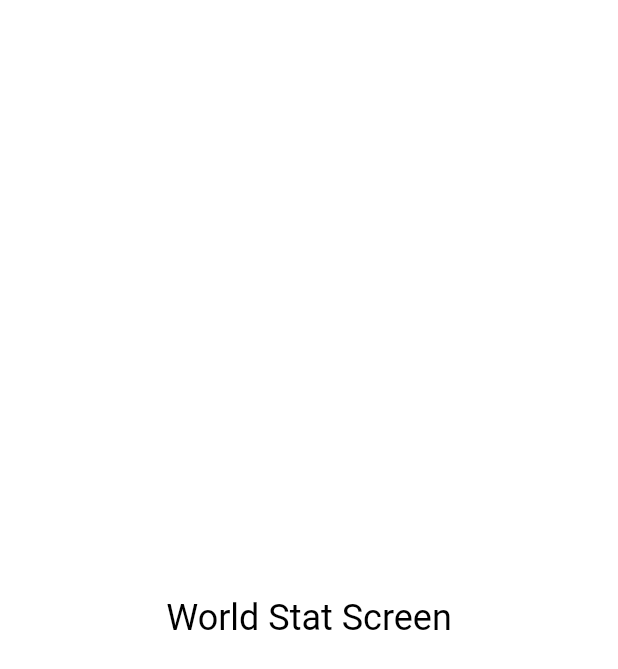
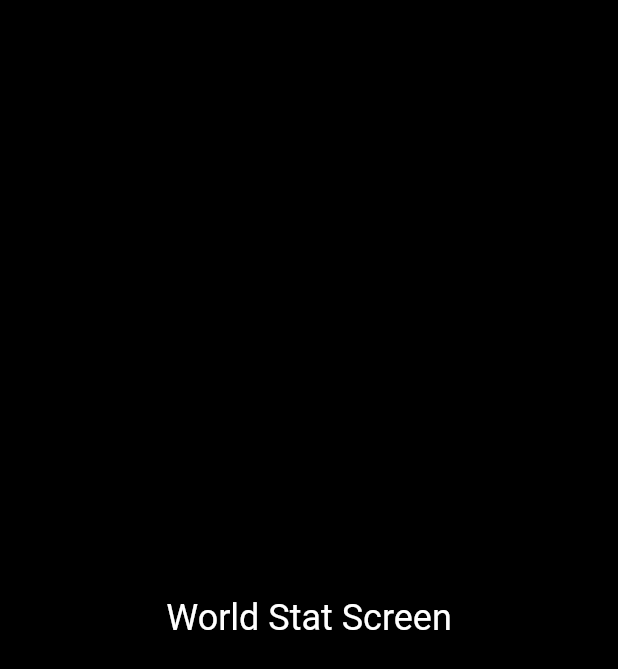
Before and after one commit to bilalahmad72/covid-app, a Flutter app: the screen it shows after launch, on a phone screen of 412 x 824 dp. Shown: the top 669 px of the screen. Run offline on Flutter 3.47's test engine with Material 2 defaults, Android fonts, the phone set to English and light mode, and no system bars.

Commit message:
some change sin color

```diff
--- a/lib/main.dart
+++ b/lib/main.dart
@@ -12,6 +12,7 @@ class MyApp extends StatelessWidget {
   @override
   Widget build(BuildContext context) {
     return MaterialApp(
+      debugShowCheckedModeBanner: false,
       title: 'Covid App',
       theme: ThemeData(
         primarySwatch: Colors.blue,
--- a/lib/screens/splash/splash_screen.dart
+++ b/lib/screens/splash/splash_screen.dart
@@ -24,7 +24,7 @@ class _SplashScreenState extends State<SplashScreen>
     super.initState();
 
     Timer(
-      const Duration(seconds: 3),
+      const Duration(seconds: 5),
       () => Navigator.of(context).pushReplacement(
         MaterialPageRoute(
           builder: (context) => WorldStatScreen(),
@@ -45,6 +45,7 @@ class _SplashScreenState extends State<SplashScreen>
     double height = MediaQuery.of(context).size.height;
     double width = MediaQuery.of(context).size.width;
     return Scaffold(
+      backgroundColor: Colors.black,
       body: SafeArea(
         child: Column(
           mainAxisAlignment: MainAxisAlignment.center,
--- a/lib/screens/world_stat/world_stat_screen.dart
+++ b/lib/screens/world_stat/world_stat_screen.dart
@@ -11,13 +11,13 @@ class _WorldStatScreenState extends State<WorldStatScreen> {
   @override
   Widget build(BuildContext context) {
     return Scaffold(
-      backgroundColor: Colors.white,
+      backgroundColor: Colors.black,
 
       body: Center(
         child: Text('World Stat Screen',
           style: TextStyle(
             fontSize: 24.0,
-            color: Colors.black,
+            color: Colors.white,
           ),
         ),
       ),
```
